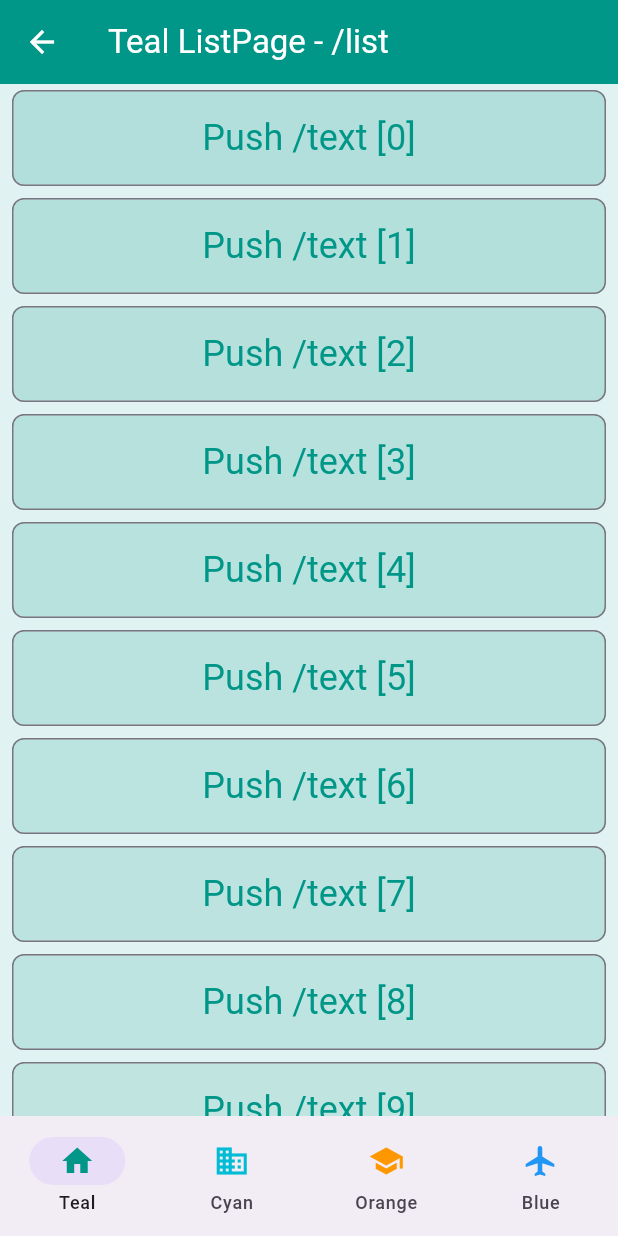
After one commit to Guexa/farolitomovil, a Flutter app: the Home screen opened directly, after a tap on "Push /list", on a phone screen of 412 x 824 dp. The commit adds this screen. Run offline on Flutter 3.47's test engine with Material 3 defaults, Android fonts, the phone set to English and light mode, and no system bars.

Commit message:
"ANdo con el flutter, corregi el main, empece con los diseños"

```diff
--- /dev/null
+++ b/lib/inicio.dart
@@ -0,0 +1,396 @@
+import 'package:flutter/material.dart';
+
+/// Flutter code sample for [NavigationBar] with nested [Navigator] destinations.
+
+void main() {
+  runApp(const MaterialApp(home: Home()));
+}
+
+class Home extends StatefulWidget {
+  const Home({super.key});
+
+  @override
+  State<Home> createState() => _HomeState();
+}
+
+class _HomeState extends State<Home> with TickerProviderStateMixin<Home> {
+  static const List<Destination> allDestinations = <Destination>[
+    Destination(0, 'Teal', Icons.home, Colors.teal),
+    Destination(1, 'Cyan', Icons.business, Colors.cyan),
+    Destination(2, 'Orange', Icons.school, Colors.orange),
+    Destination(3, 'Blue', Icons.flight, Colors.blue),
+  ];
+
+  late final List<GlobalKey<NavigatorState>> navigatorKeys;
+  late final List<GlobalKey> destinationKeys;
+  late final List<AnimationController> destinationFaders;
+  late final List<Widget> destinationViews;
+  int selectedIndex = 0;
+
+  AnimationController buildFaderController() {
+    final AnimationController controller = AnimationController(
+      vsync: this,
+      duration: const Duration(milliseconds: 300),
+    );
+    controller.addStatusListener(
+      (AnimationStatus status) {
+        if (status == AnimationStatus.dismissed) {
+          setState(() {}); // Rebuild unselected destinations offstage.
+        }
+      },
+    );
+    return controller;
+  }
+
+  @override
+  void initState() {
+    super.initState();
+
+    navigatorKeys = List<GlobalKey<NavigatorState>>.generate(
+      allDestinations.length,
+      (int index) => GlobalKey(),
+    ).toList();
+
+    destinationFaders = List<AnimationController>.generate(
+      allDestinations.length,
+      (int index) => buildFaderController(),
+    ).toList();
+    destinationFaders[selectedIndex].value = 1.0;
+
+    final CurveTween tween = CurveTween(curve: Curves.fastOutSlowIn);
+    destinationViews = allDestinations.map<Widget>(
+      (Destination destination) {
+        return FadeTransition(
+          opacity: destinationFaders[destination.index].drive(tween),
+          child: DestinationView(
+            destination: destination,
+            navigatorKey: navigatorKeys[destination.index],
+          ),
+        );
+      },
+    ).toList();
+  }
+
+  @override
+  void dispose() {
+    for (final AnimationController controller in destinationFaders) {
+      controller.dispose();
+    }
+    super.dispose();
+  }
+
+  @override
+  Widget build(BuildContext context) {
+    return NavigatorPopHandler(
+      onPop: () {
+        final NavigatorState navigator =
+            navigatorKeys[selectedIndex].currentState!;
+        navigator.pop();
+      },
+      child: Scaffold(
+        body: SafeArea(
+          top: false,
+          child: Stack(
+            fit: StackFit.expand,
+            children: allDestinations.map(
+              (Destination destination) {
+                final int index = destination.index;
+                final Widget view = destinationViews[index];
+                if (index == selectedIndex) {
+                  destinationFaders[index].forward();
+                  return Offstage(offstage: false, child: view);
+                } else {
+                  destinationFaders[index].reverse();
+                  if (destinationFaders[index].isAnimating) {
+                    return IgnorePointer(child: view);
+                  }
+                  return Offstage(child: view);
+                }
+              },
+            ).toList(),
+          ),
+        ),
+        bottomNavigationBar: NavigationBar(
+          selectedIndex: selectedIndex,
+          onDestinationSelected: (int index) {
+            setState(() {
+              selectedIndex = index;
+            });
+          },
+          destinations: allDestinations.map<NavigationDestination>(
+            (Destination destination) {
+              return NavigationDestination(
+                icon: Icon(destination.icon, color: destination.color),
+                label: destination.title,
+              );
+            },
+          ).toList(),
+        ),
+      ),
+    );
+  }
+}
+
+class Destination {
+  const Destination(this.index, this.title, this.icon, this.color);
+  final int index;
+  final String title;
+  final IconData icon;
+  final MaterialColor color;
+}
+
+class RootPage extends StatelessWidget {
+  const RootPage({super.key, required this.destination});
+
+  final Destination destination;
+
+  Widget _buildDialog(BuildContext context) {
+    return AlertDialog(
+      title: Text('${destination.title} AlertDialog'),
+      actions: <Widget>[
+        TextButton(
+          onPressed: () {
+            Navigator.pop(context);
+          },
+          child: const Text('OK'),
+        ),
+      ],
+    );
+  }
+
+  @override
+  Widget build(BuildContext context) {
+    final TextStyle headlineSmall = Theme.of(context).textTheme.headlineSmall!;
+    final ButtonStyle buttonStyle = ElevatedButton.styleFrom(
+      backgroundColor: destination.color,
+      foregroundColor: Colors.white,
+      visualDensity: VisualDensity.comfortable,
+      padding: const EdgeInsets.symmetric(vertical: 12, horizontal: 16),
+      textStyle: headlineSmall,
+    );
+
+    return Scaffold(
+      appBar: AppBar(
+        title: Text('${destination.title} RootPage - /'),
+        backgroundColor: destination.color,
+        foregroundColor: Colors.white,
+      ),
+      backgroundColor: destination.color[50],
+      body: Center(
+        child: Column(
+          mainAxisSize: MainAxisSize.min,
+          children: <Widget>[
+            ElevatedButton(
+              style: buttonStyle,
+              onPressed: () {
+                Navigator.pushNamed(context, '/list');
+              },
+              child: const Text('Push /list'),
+            ),
+            const SizedBox(height: 16),
+            ElevatedButton(
+              style: buttonStyle,
+              onPressed: () {
+                showDialog<void>(
+                  context: context,
+                  useRootNavigator: false,
+                  builder: _buildDialog,
+                );
+              },
+              child: const Text('Local Dialog'),
+            ),
+            const SizedBox(height: 16),
+            ElevatedButton(
+              style: buttonStyle,
+              onPressed: () {
+                showDialog<void>(
+                  context: context,
+                  useRootNavigator:
+                      true, // ignore: avoid_redundant_argument_values
+                  builder: _buildDialog,
+                );
+              },
+              child: const Text('Root Dialog'),
+            ),
+            const SizedBox(height: 16),
+            Builder(
+              builder: (BuildContext context) {
+                return ElevatedButton(
+                  style: buttonStyle,
+                  onPressed: () {
+                    showBottomSheet(
+                      context: context,
+                      builder: (BuildContext context) {
+                        return Container(
+                          padding: const EdgeInsets.all(16),
+                          width: double.infinity,
+                          child: Text(
+                            '${destination.title} BottomSheet\n'
+                            'Tap the back button to dismiss',
+                            style: headlineSmall,
+                            softWrap: true,
+                            textAlign: TextAlign.center,
+                          ),
+                        );
+                      },
+                    );
+                  },
+                  child: const Text('Local BottomSheet'),
+                );
+              },
+            ),
+          ],
+        ),
+      ),
+    );
+  }
+}
+
+class ListPage extends StatelessWidget {
+  const ListPage({super.key, required this.destination});
+
+  final Destination destination;
+
+  @override
+  Widget build(BuildContext context) {
+    const int itemCount = 50;
+    final ColorScheme colorScheme = Theme.of(context).colorScheme;
+    final ButtonStyle buttonStyle = OutlinedButton.styleFrom(
+      shape: RoundedRectangleBorder(
+        borderRadius: BorderRadius.circular(8),
+        side: BorderSide(
+          color: colorScheme.onSurface.withOpacity(0.12),
+        ),
+      ),
+      foregroundColor: destination.color,
+      fixedSize: const Size.fromHeight(64),
+      textStyle: Theme.of(context).textTheme.headlineSmall,
+    );
+    return Scaffold(
+      appBar: AppBar(
+        title: Text('${destination.title} ListPage - /list'),
+        backgroundColor: destination.color,
+        foregroundColor: Colors.white,
+      ),
+      backgroundColor: destination.color[50],
+      body: SizedBox.expand(
+        child: ListView.builder(
+          itemCount: itemCount,
+          itemBuilder: (BuildContext context, int index) {
+            return Padding(
+              padding: const EdgeInsets.symmetric(vertical: 4, horizontal: 8),
+              child: OutlinedButton(
+                style: buttonStyle.copyWith(
+                  backgroundColor: MaterialStatePropertyAll<Color>(
+                    Color.lerp(destination.color[100], Colors.white,
+                        index / itemCount)!,
+                  ),
+                ),
+                onPressed: () {
+                  Navigator.pushNamed(context, '/text');
+                },
+                child: Text('Push /text [$index]'),
+              ),
+            );
+          },
+        ),
+      ),
+    );
+  }
+}
+
+class TextPage extends StatefulWidget {
+  const TextPage({super.key, required this.destination});
+
+  final Destination destination;
+
+  @override
+  State<TextPage> createState() => _TextPageState();
+}
+
+class _TextPageState extends State<TextPage> {
+  late final TextEditingController textController;
+
+  @override
+  void initState() {
+    super.initState();
+    textController = TextEditingController(text: 'Sample Text');
+  }
+
+  @override
+  void dispose() {
+    textController.dispose();
+    super.dispose();
+  }
+
+  @override
+  Widget build(BuildContext context) {
+    final ThemeData theme = Theme.of(context);
+    return Scaffold(
+      appBar: AppBar(
+        title: Text('${widget.destination.title} TextPage - /list/text'),
+        backgroundColor: widget.destination.color,
+        foregroundColor: Colors.white,
+      ),
+      backgroundColor: widget.destination.color[50],
+      body: Container(
+        padding: const EdgeInsets.all(32.0),
+        alignment: Alignment.center,
+        child: TextField(
+          controller: textController,
+          style: theme.primaryTextTheme.headlineMedium?.copyWith(
+            color: widget.destination.color,
+          ),
+          decoration: InputDecoration(
+            focusedBorder: UnderlineInputBorder(
+              borderSide: BorderSide(
+                color: widget.destination.color,
+                width: 3.0,
+              ),
+            ),
+          ),
+        ),
+      ),
+    );
+  }
+}
+
+class DestinationView extends StatefulWidget {
+  const DestinationView({
+    super.key,
+    required this.destination,
+    required this.navigatorKey,
+  });
+
+  final Destination destination;
+  final Key navigatorKey;
+
+  @override
+  State<DestinationView> createState() => _DestinationViewState();
+}
+
+class _DestinationViewState extends State<DestinationView> {
+  @override
+  Widget build(BuildContext context) {
+    return Navigator(
+      key: widget.navigatorKey,
+      onGenerateRoute: (RouteSettings settings) {
+        return MaterialPageRoute<void>(
+          settings: settings,
+          builder: (BuildContext context) {
+            switch (settings.name) {
+              case '/':
+                return RootPage(destination: widget.destination);
+              case '/list':
+                return ListPage(destination: widget.destination);
+              case '/text':
+                return TextPage(destination: widget.destination);
+            }
+            assert(false);
+            return const SizedBox();
+          },
+        );
+      },
+    );
+  }
+}
--- a/pubspec.yaml
+++ b/pubspec.yaml
@@ -57,6 +57,8 @@ flutter:
   # included with your application, so that you can use the icons in
   # the material Icons class.
   uses-material-design: true
+  assets:
+    - assets/logo.png
 
   # To add assets to your application, add an assets section, like this:
   # assets:
```
Also changed, not shown: lib/main.dart (+23 -7 lines), lib/registrousuario.dart (added, +202 -0 lines), assets/Logo.png (added).
